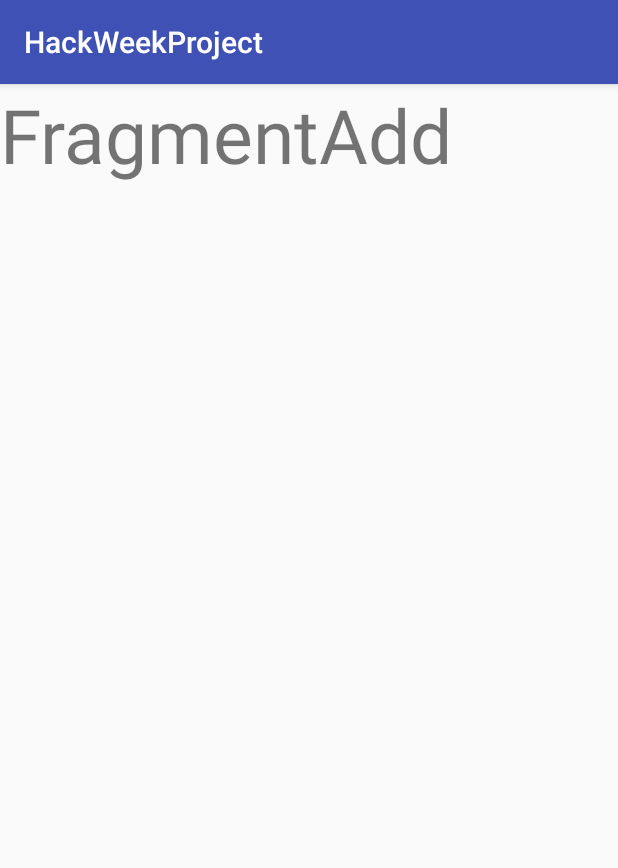
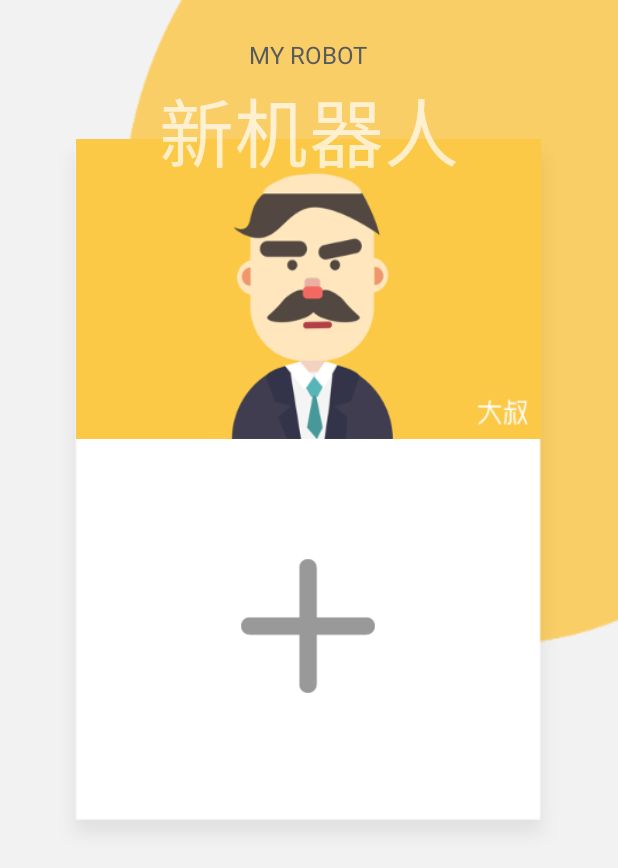
Before and after one commit to D384509085/HackWeekProjectAndroid, an Android app: the screen it shows after launch (MainActivity), on a phone screen of 412 x 824 dp. Shown: the top 868 px of the screen. Run offline under Robolectric (Android 15) with nearby library versions, the phone set to English and light mode, and no system bars; libraries missing offline, so code that uses them is left out: com.wx.wheelview.

Commit message:
add fragment

```diff
--- a/app/src/main/AndroidManifest.xml
+++ b/app/src/main/AndroidManifest.xml
@@ -2,6 +2,7 @@
 <manifest xmlns:android="http://schemas.android.com/apk/res/android"
     package="enbledu.hackweekproject">
 
+    <uses-permission android:name="android.permission.INTERNET"/>
     <application
         android:allowBackup="true"
         android:icon="@mipmap/ic_launcher"
--- a/app/src/main/res/layout/fragment_add.xml
+++ b/app/src/main/res/layout/fragment_add.xml
@@ -1,12 +1,49 @@
 <?xml version="1.0" encoding="utf-8"?>
-<LinearLayout xmlns:android="http://schemas.android.com/apk/res/android"
-    android:orientation="vertical" android:layout_width="match_parent"
+<FrameLayout
+    xmlns:android="http://schemas.android.com/apk/res/android"
+    android:layout_width="match_parent"
     android:layout_height="match_parent">
+    <LinearLayout xmlns:android="http://schemas.android.com/apk/res/android"
+        android:orientation="vertical" android:layout_width="match_parent"
+        android:background="@mipmap/main_background"
+        android:layout_height="match_parent">
+
+        <TextView
+            android:text="@string/Theme"
+            android:textColor="#575b5e"
+            android:textSize="16dp"
+            android:layout_gravity="center"
+            android:layout_marginTop="25dp"
+            android:layout_width="wrap_content"
+            android:layout_height="wrap_content" />
+        <LinearLayout
+            android:layout_marginTop="45dp"
+            android:orientation="vertical"
+            android:background="@mipmap/card_background"
+            android:layout_gravity="center"
+            android:gravity="center_horizontal"
+            android:layout_width="334dp"
+            android:layout_height="473dp">
+            <ImageView
+                android:background="@mipmap/dashu"
+                android:layout_width="310dp"
+                android:layout_height="200dp" />
+            <ImageView
+                android:layout_marginTop="80dp"
+                android:layout_gravity="center"
+                android:background="@mipmap/add"
+                android:layout_width="wrap_content"
+                android:layout_height="wrap_content" />
+        </LinearLayout>
+
+
+    </LinearLayout>
 
     <TextView
-        android:id="@+id/textView"
-        android:layout_width="match_parent"
-        android:layout_height="match_parent"
+        android:layout_marginTop="50dp"
+        android:layout_gravity="center_horizontal"
+        android:text="@string/robot_name"
         android:textSize="50dp"
-        android:text="FragmentAdd" />
-</LinearLayout>
+        android:layout_width="wrap_content"
+        android:layout_height="wrap_content" />
+</FrameLayout>
--- a/app/src/main/res/values/colors.xml
+++ b/app/src/main/res/values/colors.xml
@@ -3,4 +3,7 @@
     <color name="colorPrimary">#3F51B5</color>
     <color name="colorPrimaryDark">#303F9F</color>
     <color name="colorAccent">#FF4081</color>
+    <color name="title_font">#575b5e</color>
+    <color name="main_grey">#9196a9</color>
+    <color name="robot_color">#f2f2f2</color>
 </resources>
--- a/app/src/main/res/values/strings.xml
+++ b/app/src/main/res/values/strings.xml
@@ -1,3 +1,5 @@
 <resources>
     <string name="app_name">HackWeekProject</string>
+    <string name="Theme">MY ROBOT</string>
+    <string name="robot_name">新机器人</string>
 </resources>
--- a/app/src/main/res/values/styles.xml
+++ b/app/src/main/res/values/styles.xml
@@ -1,11 +1,13 @@
 <resources>
 
     <!-- Base application theme. -->
-    <style name="AppTheme" parent="Theme.AppCompat.Light.DarkActionBar">
+    <style name="AppTheme" parent="Theme.AppCompat.NoActionBar">
         <!-- Customize your theme here. -->
         <item name="colorPrimary">@color/colorPrimary</item>
         <item name="colorPrimaryDark">@color/colorPrimaryDark</item>
         <item name="colorAccent">@color/colorAccent</item>
     </style>
-
+    <style name="theme_fullScreen" parent="AppTheme">
+        <item name="android:typeface">monospace</item>
+    </style>
 </resources>
```
Also changed, not shown: app/src/main/java/enbledu/hackweekproject/Entity/RobotEntity.java (+14 -3 lines), app/src/main/java/enbledu/hackweekproject/fragment/FragmentAdd.java (+103 -4 lines), app/src/main/res/drawable/checkbox.xml (added, +7 -0 lines), app/src/main/res/mipmap-xxxhdpi/add.png (added), app/src/main/res/mipmap-xxxhdpi/card_background.png (added), app/src/main/res/mipmap-xxxhdpi/checkbox_checked.png (added), app/src/main/res/mipmap-xxxhdpi/checkbox_uncheck.png (added), app/src/main/res/mipmap-xxxhdpi/dashu.png (added), app/src/main/res/mipmap-xxxhdpi/main_background.png (added).
